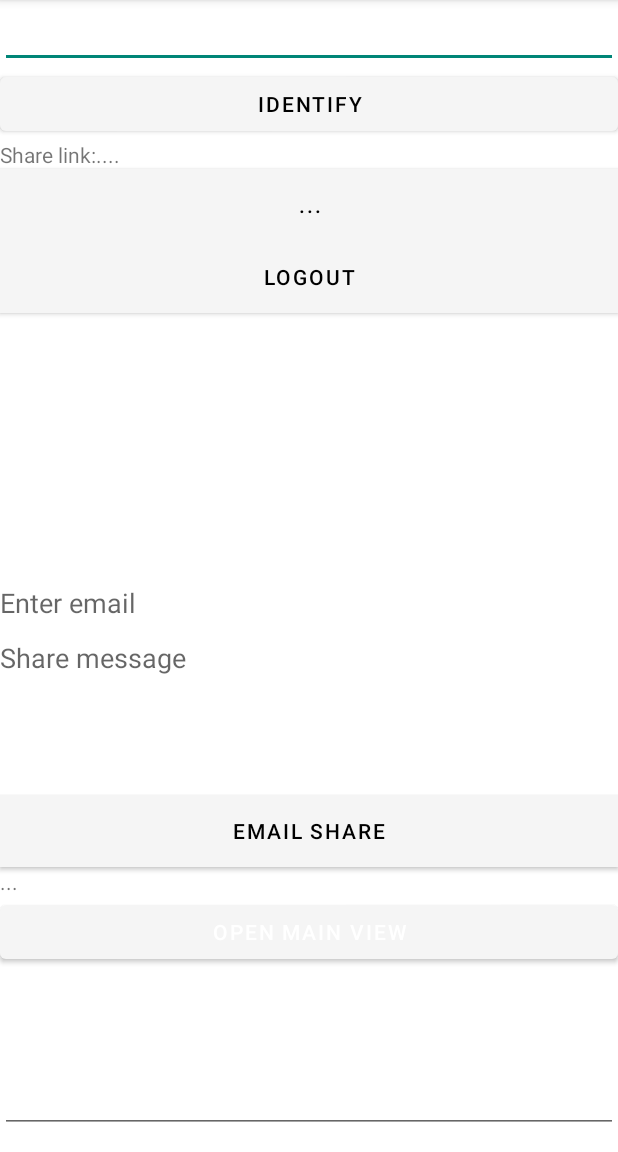
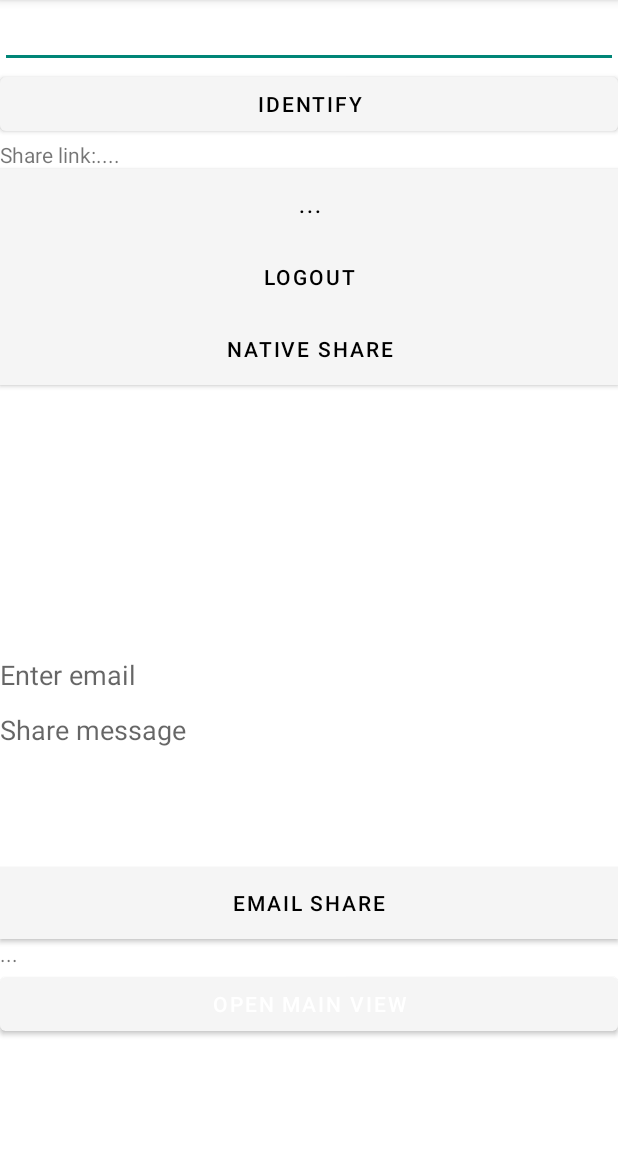
Before and after one commit to extole/android-sdk, an Android app: the screen it shows after launch (SdkActivity), on a phone screen of 412 x 824 dp, the part 84-1236 px from its top. Run offline under Robolectric (Android 15) with nearby library versions, the phone set to English and light mode, and no system bars; our stand-ins replace EventBus; libraries missing offline, so code that uses them is left out: io.branch.referral; 4 statements that could not run were skipped.

```diff
--- a/app/src/main/java/com/extole/mobile/SdkActivity.kt
+++ b/app/src/main/java/com/extole/mobile/SdkActivity.kt
@@ -61,7 +61,7 @@ class SdkActivity : AppCompatActivity() {
             }
             ctaZone?.viewed()
 
-            findViewById<Button>(R.id.menu_item).setOnClickListener {
+            findViewById<Button>(R.id.native_share).setOnClickListener {
                 GlobalScope.launch {
                     ctaZone?.tap()
                 }
--- a/app/src/main/res/layout/activity_sdk.xml
+++ b/app/src/main/res/layout/activity_sdk.xml
@@ -8,42 +8,42 @@
   tools:context="com.extole.mobile.SdkActivity">
 
     <LinearLayout
-      android:orientation="vertical"
         android:layout_width="match_parent"
         android:layout_height="match_parent"
+        android:orientation="vertical"
+        app:layout_constraintBottom_toBottomOf="parent"
+        app:layout_constraintEnd_toEndOf="parent"
         app:layout_constraintStart_toStartOf="parent"
-      app:layout_constraintEnd_toEndOf="parent"
-      app:layout_constraintTop_toTopOf="parent"
-      app:layout_constraintBottom_toBottomOf="parent">
+        app:layout_constraintTop_toTopOf="parent">
 
         <EditText
+            android:id="@+id/email"
             android:layout_width="match_parent"
             android:layout_height="wrap_content"
+            android:ems="10"
             android:inputType="textEmailAddress"
-          android:ems="10"
-          android:id="@+id/email"
             tools:ignore="SpeakableTextPresentCheck" />
 
         <Button
-          android:text="Identify"
+            android:id="@+id/identify"
             android:layout_width="match_parent"
             android:layout_height="wrap_content"
-          android:id="@+id/identify"
+            android:text="Identify"
             android:textColor="#000000" />
 
         <TextView
-          android:text="Share link:...."
+            android:id="@+id/share_link"
             android:layout_width="match_parent"
             android:layout_height="wrap_content"
-          android:id="@+id/share_link" />
+            android:text="Share link:...." />
 
         <Button
-          android:background="@android:color/white"
-          android:textColor="@android:color/black"
-          android:text="..."
+            android:id="@+id/apply_for_card"
             android:layout_width="match_parent"
             android:layout_height="wrap_content"
-          android:id="@+id/apply_for_card" />
+            android:background="@android:color/white"
+            android:text="..."
+            android:textColor="@android:color/black" />
 
         <Button
             android:id="@+id/menu_item"
@@ -53,65 +53,73 @@
             android:text="Logout"
             android:textColor="@android:color/black" />
 
+        <Button
+            android:id="@+id/native_share"
+            android:layout_width="match_parent"
+            android:layout_height="wrap_content"
+            android:background="@android:color/white"
+            android:text="Native Share"
+            android:textColor="@android:color/black" />
+
         <ImageView
+            android:id="@+id/share_image"
             android:layout_width="match_parent"
-          android:layout_height="169dp"
-          android:id="@+id/share_image" />
+            android:layout_height="169dp" />
 
         <EditText
-          android:background="@android:color/white"
-          android:textColor="@android:color/black"
+            android:id="@+id/email_address"
             android:layout_width="match_parent"
             android:layout_height="wrap_content"
+            android:background="@android:color/white"
+            android:ems="10"
+            android:hint="Enter email"
             android:inputType="textEmailAddress"
-          android:ems="10"
-          android:id="@+id/email_address"
-          android:hint="Enter email"
-          android:minHeight="48dp" />
+            android:minHeight="48dp"
+            android:textColor="@android:color/black" />
 
         <EditText
-          android:background="@android:color/white"
-          android:textColor="@android:color/black"
+            android:id="@+id/email_message"
             android:layout_width="match_parent"
             android:layout_height="104dp"
+            android:background="@android:color/white"
+            android:ems="10"
+            android:gravity="top|left"
+            android:hint="Share message"
             android:inputType="textMultiLine"
-          android:ems="10"
-          android:id="@+id/email_message"
-          android:hint="Share message"
             android:lines="8"
+            android:maxLines="10"
             android:minLines="6"
-          android:gravity="top|left"
-          android:maxLines="10"
             android:scrollbars="vertical"
-          android:singleLine="false" />
+            android:singleLine="false"
+            android:textColor="@android:color/black" />
 
         <Button
-          android:background="@android:color/white"
-          android:textColor="@android:color/black"
-          android:text="Email Share"
+            android:id="@+id/email_share"
             android:layout_width="match_parent"
             android:layout_height="wrap_content"
-          android:id="@+id/email_share" />
+            android:background="@android:color/white"
+            android:text="Email Share"
+            android:textColor="@android:color/black" />
 
         <TextView
-          android:text="..."
+            android:id="@+id/copyright"
             android:layout_width="match_parent"
             android:layout_height="wrap_content"
-          android:id="@+id/copyright" />
+            android:text="..." />
 
         <Button
-          android:text="Open Main View"
+            android:id="@+id/main_view"
             android:layout_width="match_parent"
             android:layout_height="wrap_content"
-          android:id="@+id/main_view" />
+            android:text="Open Main View" />
 
         <EditText
+            android:id="@+id/deeplink_text"
             android:layout_width="match_parent"
             android:layout_height="110dp"
-          android:inputType="textMultiLine"
+            android:ems="10"
             android:gravity="start|top"
-          android:ems="10"
-          android:id="@+id/deeplink_text" />
+            android:inputType="textMultiLine" />
     </LinearLayout>
 
 </ScrollView>
```
Also changed, not shown: mobile-sdk/build.gradle (+6 -15 lines), mobile-sdk/src/main/java/com/extole/android/sdk/impl/app/App.kt (+5 -3 lines), mobile-sdk/src/main/java/com/extole/android/sdk/impl/app/OperationImpl.kt (+7 -7 lines), mobile-sdk/src/main/java/com/extole/android/sdk/impl/app/action/PromptAction.kt (+10 -5 lines), 1 other file. Lines whose indentation alone changed are shown as unchanged.
